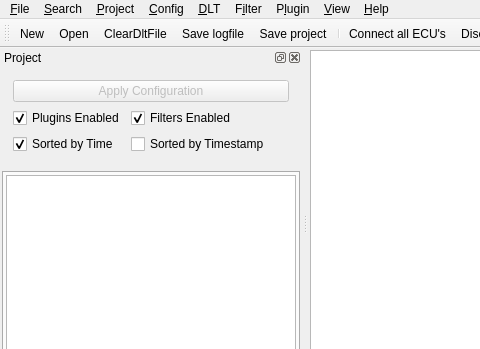
The window that src/mainwindow.ui (COVESA/dlt-viewer) describes before a commit, drawn with Qt 5; both pictures show x 0 to 480 and y 0 to 349 of the 1001 by 658 pixel window.
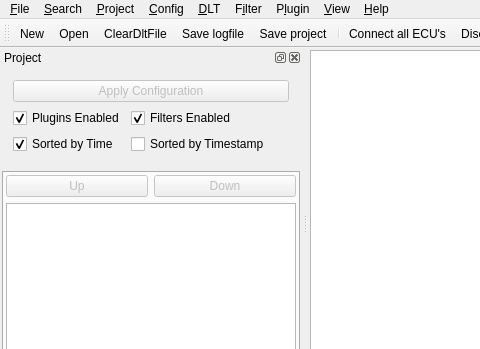
The same window after the commit. The open tabs and pages were chosen to show the change. Icons and pictures are not drawn. Custom widgets are drawn as their Qt base class.

Commit message: Add UI elements into Pluginlist (MainWindow)

The edit to the form file:
```diff
--- a/src/mainwindow.ui
+++ b/src/mainwindow.ui
@@ -610,6 +610,30 @@
          <property name="bottomMargin">
           <number>2</number>
          </property>
+         <item>
+          <layout class="QHBoxLayout" name="horizontalLayout_2">
+           <item>
+            <widget class="QPushButton" name="pushButtonMovePluginUp">
+             <property name="enabled">
+              <bool>false</bool>
+             </property>
+             <property name="text">
+              <string>Up</string>
+             </property>
+            </widget>
+           </item>
+           <item>
+            <widget class="QPushButton" name="pushButtonMovePluginDown">
+             <property name="enabled">
+              <bool>false</bool>
+             </property>
+             <property name="text">
+              <string>Down</string>
+             </property>
+            </widget>
+           </item>
+          </layout>
+         </item>
          <item>
           <widget class="PluginTreeWidget" name="pluginWidget">
            <property name="contextMenuPolicy">
```
Left out of the diff: 2 changed lines with no effect on the pictures.
